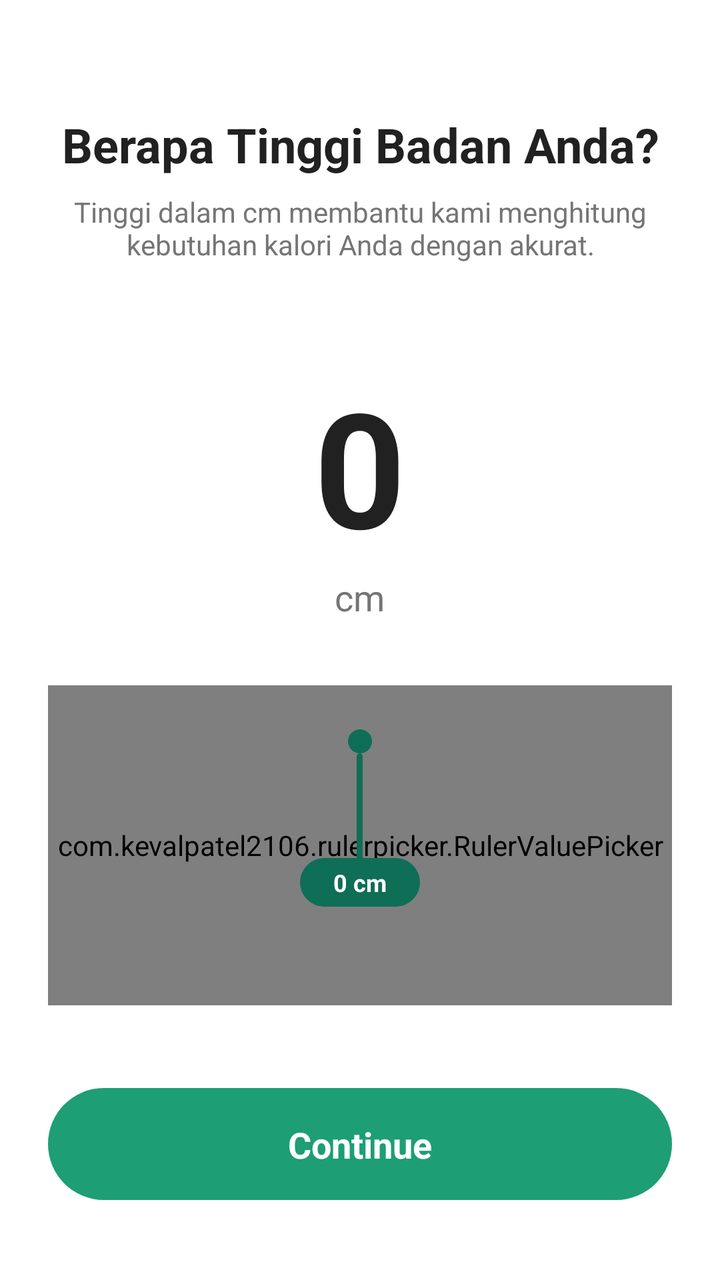
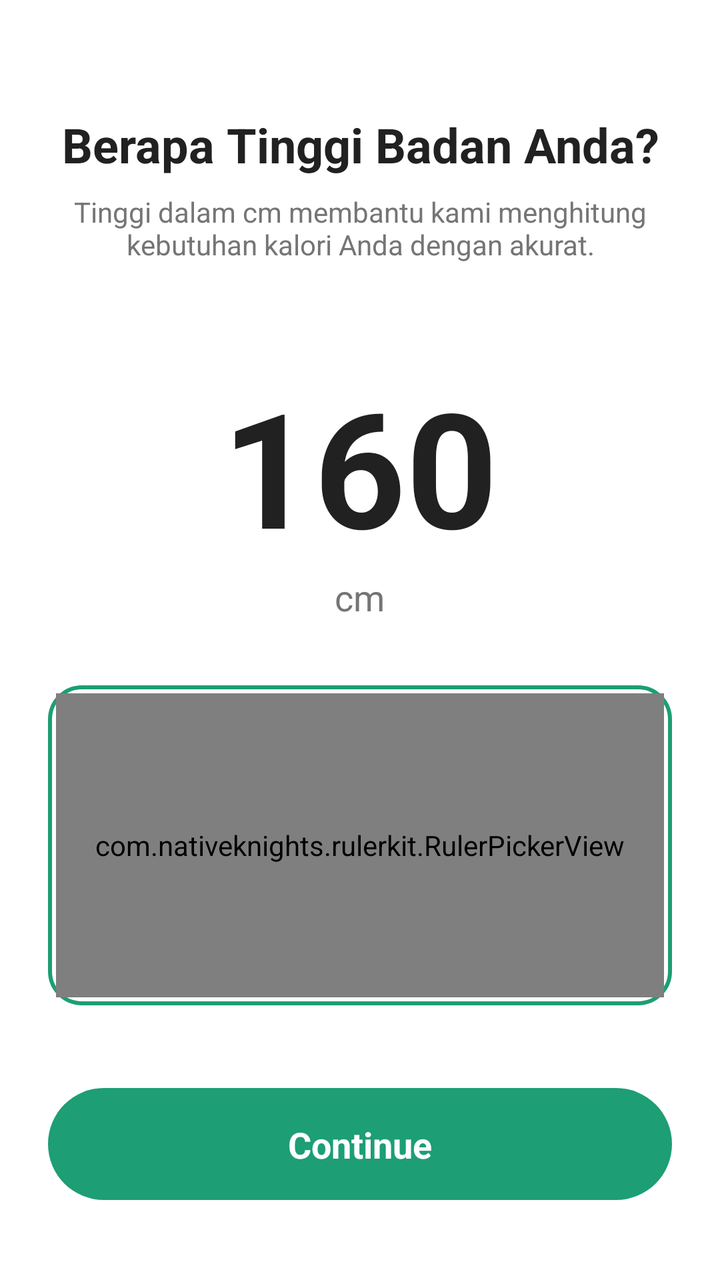

An Android layout rendered at two revisions. The XML below is the earlier revision; the diff shows what the commit changed to produce the second picture.
<!-- AndroidManifest.xml: application theme Theme.SmartBite -->
<!-- res/layout/fragment_onboarding_height.xml -->
<?xml version="1.0" encoding="utf-8"?>
<androidx.constraintlayout.widget.ConstraintLayout xmlns:android="http://schemas.android.com/apk/res/android"
    xmlns:app="http://schemas.android.com/apk/res-auto"
    xmlns:tools="http://schemas.android.com/tools"
    android:layout_width="match_parent"
    android:layout_height="match_parent"
    android:background="@color/white"
    android:padding="24dp">

    <TextView
        android:id="@+id/tv_title"
        android:layout_width="match_parent"
        android:layout_height="wrap_content"
        android:layout_marginTop="32dp"
        android:gravity="center"
        android:text="Berapa Tinggi Badan Anda?"
        android:textColor="@color/text_primary"
        android:textSize="24sp"
        android:textStyle="bold"
        app:layout_constraintTop_toTopOf="parent" />

    <TextView
        android:id="@+id/tv_subtitle"
        android:layout_width="match_parent"
        android:layout_height="wrap_content"
        android:layout_marginTop="8dp"
        android:gravity="center"
        android:text="Tinggi dalam cm membantu kami menghitung kebutuhan kalori Anda dengan akurat."
        android:textColor="@color/text_secondary"
        android:textSize="14sp"
        app:layout_constraintTop_toBottomOf="@id/tv_title" />

    <LinearLayout
        android:id="@+id/ll_selected_value"
        android:layout_width="wrap_content"
        android:layout_height="wrap_content"
        android:layout_marginTop="48dp"
        android:gravity="center"
        android:orientation="vertical"
        app:layout_constraintEnd_toEndOf="parent"
        app:layout_constraintStart_toStartOf="parent"
        app:layout_constraintTop_toBottomOf="@id/tv_subtitle">

        <TextView
            android:id="@+id/tv_height_value"
            android:layout_width="wrap_content"
            android:layout_height="wrap_content"
            android:text="0"
            android:textColor="@color/text_primary"
            android:textSize="80sp"
            android:textStyle="bold" />

        <TextView
            android:layout_width="wrap_content"
            android:layout_height="wrap_content"
            android:text="cm"
            android:textColor="@color/text_secondary"
            android:textSize="18sp" />
    </LinearLayout>

    <FrameLayout
        android:id="@+id/cv_ruler_container"
        android:layout_width="match_parent"
        android:layout_height="160dp"
        android:layout_marginTop="32dp"
        android:background="@drawable/bg_ruler_card"
        app:layout_constraintTop_toBottomOf="@id/ll_selected_value">

        <com.kevalpatel2106.rulerpicker.RulerValuePicker
            android:id="@+id/heightRulerPicker"
            android:layout_width="match_parent"
            android:layout_height="match_parent"
            android:paddingTop="30dp"
            android:paddingBottom="30dp"
            app:indicator_color="@color/ruler_tick_major"
            app:indicator_interval="12dp"
            app:indicator_width="2dp"
            app:notch_color="@android:color/transparent"
            app:long_height_height_ratio="80%"
            app:max_value="250"
            app:min_value="0"
            app:ruler_text_color="@color/ruler_label"
            app:ruler_text_size="8sp"
            app:short_height_height_ratio="40%" />

        
        <LinearLayout
            android:layout_width="wrap_content"
            android:layout_height="match_parent"
            android:layout_gravity="center_horizontal"
            android:gravity="center_horizontal"
            android:orientation="vertical">

            <View
                android:layout_width="12dp"
                android:layout_height="12dp"
                android:layout_marginTop="22dp"
                android:background="@drawable/ic_indicator_dot" />

            <View
                android:layout_width="3dp"
                android:layout_height="56dp"
                android:background="@drawable/ic_indicator_line" />

            <TextView
                android:id="@+id/tv_ruler_badge"
                android:layout_width="wrap_content"
                android:layout_height="wrap_content"
                android:layout_marginTop="-4dp"
                android:background="@drawable/bg_value_bubble"
                android:gravity="center"
                android:minWidth="60dp"
                android:paddingStart="12dp"
                android:paddingTop="4dp"
                android:paddingEnd="12dp"
                android:paddingBottom="4dp"
                android:text="0 cm"
                android:textColor="@color/white"
                android:textSize="12sp"
                android:textStyle="bold" />

        </LinearLayout>
    </FrameLayout>

    <androidx.constraintlayout.widget.ConstraintLayout
        android:id="@+id/btn_next"
        android:layout_width="match_parent"
        android:layout_height="56dp"
        android:layout_marginBottom="16dp"
        android:background="@drawable/onboarding_button_bg"
        android:clickable="true"
        android:focusable="true"
        app:layout_constraintBottom_toBottomOf="parent">

        <TextView
            android:layout_width="wrap_content"
            android:layout_height="wrap_content"
            android:text="Continue"
            android:textColor="@color/white"
            android:textSize="18sp"
            android:textStyle="bold"
            app:layout_constraintBottom_toBottomOf="parent"
            app:layout_constraintEnd_toEndOf="parent"
            app:layout_constraintStart_toStartOf="parent"
            app:layout_constraintTop_toTopOf="parent" />

    </androidx.constraintlayout.widget.ConstraintLayout>

</androidx.constraintlayout.widget.ConstraintLayout>
<!-- resources referenced by this layout -->
<resources>
  <color name="ruler_label">#0F6E56</color>
  <color name="ruler_tick_major">#1D9E75</color>
  <color name="text_primary">#212121</color>
  <color name="text_secondary">#757575</color>
  <color name="white">#FFFFFFFF</color>
  <!-- drawable bg_ruler_card (drawable) -->
  <?xml version="1.0" encoding="utf-8"?>
  <shape xmlns:android="http://schemas.android.com/apk/res/android"
      android:shape="rectangle">
      <solid android:color="@color/ruler_bg" />
      <corners android:radius="18dp" />
  </shape>
  <!-- drawable bg_value_bubble (drawable) -->
  <?xml version="1.0" encoding="utf-8"?>
  <shape xmlns:android="http://schemas.android.com/apk/res/android"
      android:shape="rectangle">
      <solid android:color="@color/ruler_indicator" />
      <corners android:radius="99dp" />
  </shape>
  <!-- drawable ic_indicator_dot (drawable) -->
  <?xml version="1.0" encoding="utf-8"?>
  <shape xmlns:android="http://schemas.android.com/apk/res/android"
      android:shape="oval">
      <solid android:color="@color/ruler_indicator" />
      <size
          android:width="12dp"
          android:height="12dp" />
  </shape>
  <!-- drawable ic_indicator_line (drawable) -->
  <?xml version="1.0" encoding="utf-8"?>
  <shape xmlns:android="http://schemas.android.com/apk/res/android"
      android:shape="rectangle">
      <solid android:color="@color/ruler_indicator" />
      <corners android:radius="2dp" />
      <size
          android:width="3dp"
          android:height="56dp" />
  </shape>
  <!-- drawable onboarding_button_bg (drawable) -->
  <?xml version="1.0" encoding="utf-8"?>
  <ripple xmlns:android="http://schemas.android.com/apk/res/android"
      android:color="#40FFFFFF">
      <item>
          <shape android:shape="rectangle">
              <solid android:color="@color/brand_green" />
              <corners android:radius="100dp" />
          </shape>
      </item>
  </ripple>
  <style name="Theme.SmartBite" parent="Theme.Material3.DayNight.NoActionBar">
          
          <item name="colorPrimary">@color/purple_500</item>
          <item name="colorOnPrimary">@color/white</item>
          
          <item name="colorSecondary">@color/teal_200</item>
          <item name="colorOnSecondary">@color/black</item>
          
          <item name="colorSecondaryContainer">@color/nav_glow_green</item>
          <item name="colorOnSecondaryContainer">@color/nav_active_green</item>
          
          <item name="android:statusBarColor">@android:color/transparent</item>
          <item name="android:navigationBarColor">@android:color/transparent</item>
          <item name="android:windowLayoutInDisplayCutoutMode" tools:targetApi="o_mr1">shortEdges</item>
          
      </style>
  <color name="ruler_bg">#EAF0F6</color>
  <color name="ruler_indicator">#0F6E56</color>
  <color name="brand_green">#1D9E75</color>
  <color name="purple_500">#3F7E03</color>
  <color name="teal_200">#FF03DAC5</color>
  <color name="black">#FF000000</color>
  <color name="nav_glow_green">#1A34A853</color>
  <color name="nav_active_green">#34A853</color>
</resources>

<!-- the commit's change to res/layout/fragment_onboarding_height.xml (unified diff, before → after) -->
@@ -1,7 +1,7 @@
 <?xml version="1.0" encoding="utf-8"?>
-<androidx.constraintlayout.widget.ConstraintLayout xmlns:android="http://schemas.android.com/apk/res/android"
+<androidx.constraintlayout.widget.ConstraintLayout
+    xmlns:android="http://schemas.android.com/apk/res/android"
     xmlns:app="http://schemas.android.com/apk/res-auto"
-    xmlns:tools="http://schemas.android.com/tools"
     android:layout_width="match_parent"
     android:layout_height="match_parent"
     android:background="@color/white"
@@ -45,7 +45,7 @@
             android:id="@+id/tv_height_value"
             android:layout_width="wrap_content"
             android:layout_height="wrap_content"
-            android:text="0"
+            android:text="160"
             android:textColor="@color/text_primary"
             android:textSize="80sp"
             android:textStyle="bold" />
@@ -63,63 +63,25 @@
         android:layout_width="match_parent"
         android:layout_height="160dp"
         android:layout_marginTop="32dp"
+        android:padding="4dp"
         android:background="@drawable/bg_ruler_card"
         app:layout_constraintTop_toBottomOf="@id/ll_selected_value">
 
-        <com.kevalpatel2106.rulerpicker.RulerValuePicker
+        <com.nativeknights.rulerkit.RulerPickerView
             android:id="@+id/heightRulerPicker"
             android:layout_width="match_parent"
             android:layout_height="match_parent"
-            android:paddingTop="30dp"
-            android:paddingBottom="30dp"
-            app:indicator_color="@color/ruler_tick_major"
-            app:indicator_interval="12dp"
-            app:indicator_width="2dp"
-            app:notch_color="@android:color/transparent"
-            app:long_height_height_ratio="80%"
-            app:max_value="250"
-            app:min_value="0"
-            app:ruler_text_color="@color/ruler_label"
-            app:ruler_text_size="8sp"
-            app:short_height_height_ratio="40%" />
+            app:rulerInputType="height"
+            app:rulerUnit="cm"
+            app:rulerInitialValue="160"
+            app:rulerMinValue="100"
+            app:rulerMaxValue="250"
+            app:indicatorType="line"
+            app:indicatorColor="@color/brand_green"
+            app:indicatorWidth="6dp"
+            app:tickSpacing="18dp"
+            app:showValueLabel="false" />
 
-        
-        <LinearLayout
-            android:layout_width="wrap_content"
-            android:layout_height="match_parent"
-            android:layout_gravity="center_horizontal"
-            android:gravity="center_horizontal"
-            android:orientation="vertical">
-
-            <View
-                android:layout_width="12dp"
-                android:layout_height="12dp"
-                android:layout_marginTop="22dp"
-                android:background="@drawable/ic_indicator_dot" />
-
-            <View
-                android:layout_width="3dp"
-                android:layout_height="56dp"
-                android:background="@drawable/ic_indicator_line" />
-
-            <TextView
-                android:id="@+id/tv_ruler_badge"
-                android:layout_width="wrap_content"
-                android:layout_height="wrap_content"
-                android:layout_marginTop="-4dp"
-                android:background="@drawable/bg_value_bubble"
-                android:gravity="center"
-                android:minWidth="60dp"
-                android:paddingStart="12dp"
-                android:paddingTop="4dp"
-                android:paddingEnd="12dp"
-                android:paddingBottom="4dp"
-                android:text="0 cm"
-                android:textColor="@color/white"
-                android:textSize="12sp"
-                android:textStyle="bold" />
-
-        </LinearLayout>
     </FrameLayout>
 
     <androidx.constraintlayout.widget.ConstraintLayout
<!-- resource entries referenced after the edit -->
@@ -1,7 +1,5 @@
 <!-- resources referenced by this layout -->
 <resources>
-  <color name="ruler_label">#0F6E56</color>
-  <color name="ruler_tick_major">#1D9E75</color>
   <color name="text_primary">#212121</color>
   <color name="text_secondary">#757575</color>
   <color name="white">#FFFFFFFF</color>
@@ -9,34 +7,9 @@
   <?xml version="1.0" encoding="utf-8"?>
   <shape xmlns:android="http://schemas.android.com/apk/res/android"
       android:shape="rectangle">
-      <solid android:color="@color/ruler_bg" />
-      <corners android:radius="18dp" />
-  </shape>
-  <!-- drawable bg_value_bubble (drawable) -->
-  <?xml version="1.0" encoding="utf-8"?>
-  <shape xmlns:android="http://schemas.android.com/apk/res/android"
-      android:shape="rectangle">
-      <solid android:color="@color/ruler_indicator" />
-      <corners android:radius="99dp" />
-  </shape>
-  <!-- drawable ic_indicator_dot (drawable) -->
-  <?xml version="1.0" encoding="utf-8"?>
-  <shape xmlns:android="http://schemas.android.com/apk/res/android"
-      android:shape="oval">
-      <solid android:color="@color/ruler_indicator" />
-      <size
-          android:width="12dp"
-          android:height="12dp" />
-  </shape>
-  <!-- drawable ic_indicator_line (drawable) -->
-  <?xml version="1.0" encoding="utf-8"?>
-  <shape xmlns:android="http://schemas.android.com/apk/res/android"
-      android:shape="rectangle">
-      <solid android:color="@color/ruler_indicator" />
-      <corners android:radius="2dp" />
-      <size
-          android:width="3dp"
-          android:height="56dp" />
+      <solid android:color="@color/white" />
+      <stroke android:width="2dp" android:color="@color/brand_green" />
+      <corners android:radius="16dp" />
   </shape>
   <!-- drawable onboarding_button_bg (drawable) -->
   <?xml version="1.0" encoding="utf-8"?>
@@ -65,8 +38,6 @@
           <item name="android:windowLayoutInDisplayCutoutMode" tools:targetApi="o_mr1">shortEdges</item>
           
       </style>
-  <color name="ruler_bg">#EAF0F6</color>
-  <color name="ruler_indicator">#0F6E56</color>
   <color name="brand_green">#1D9E75</color>
   <color name="purple_500">#3F7E03</color>
   <color name="teal_200">#FF03DAC5</color>
